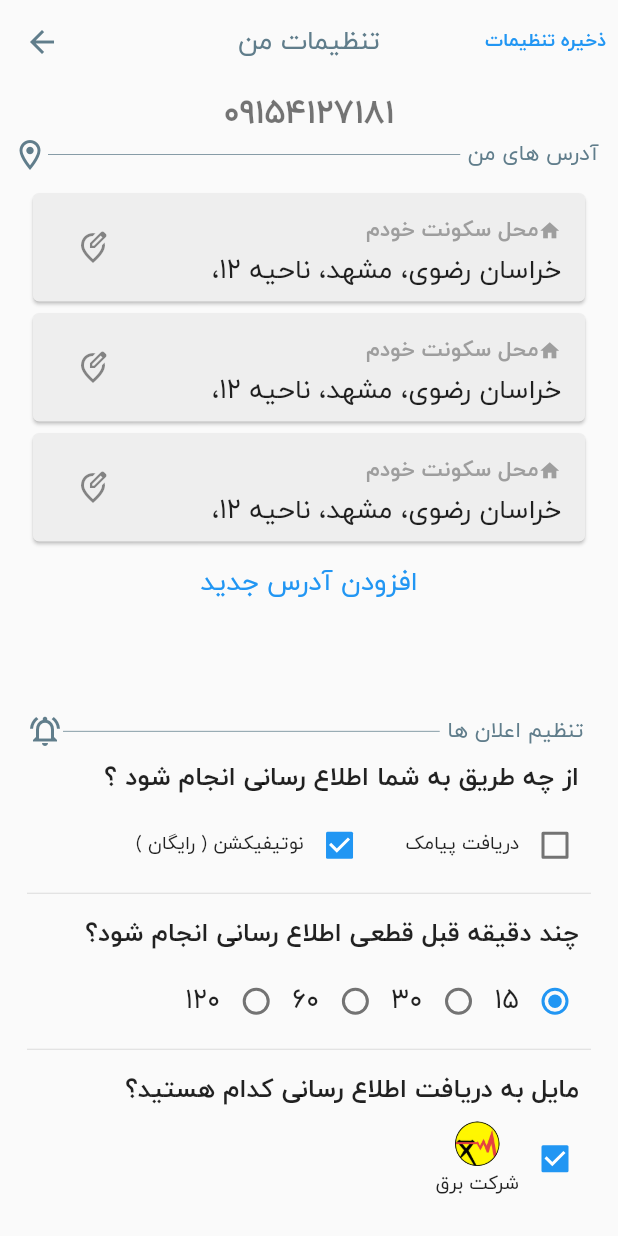
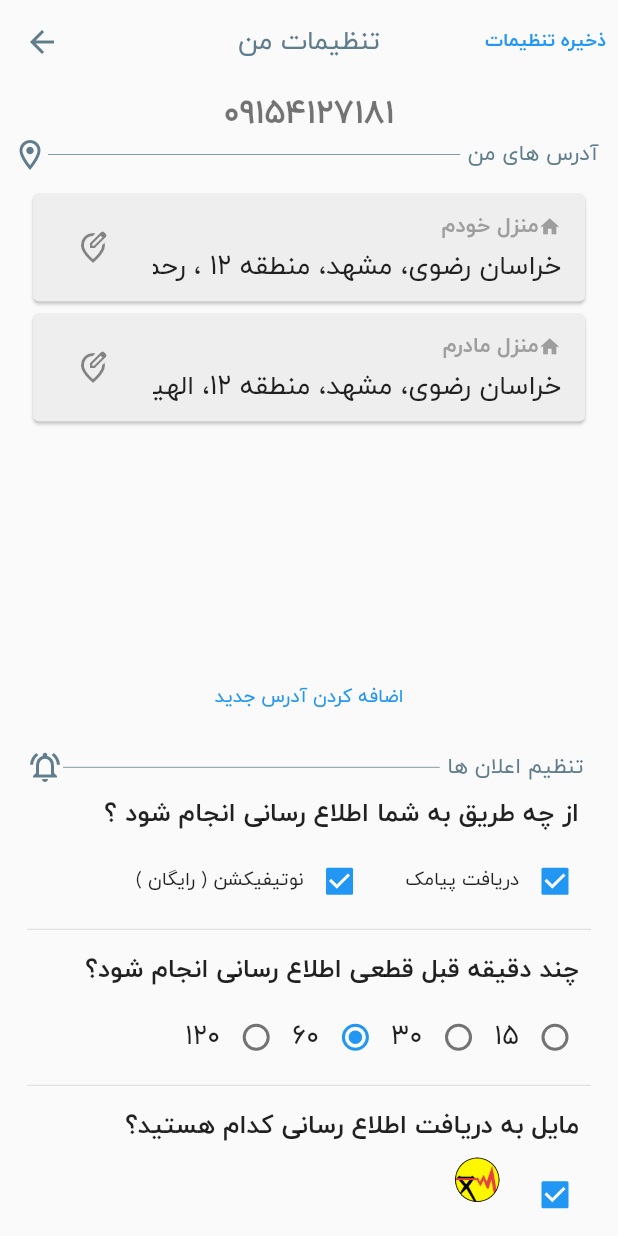
Before and after one commit to salehzarei/TurnOffFront, a Flutter app: the screen it shows after launch, after a tap on the "settings" icon, on a phone screen of 412 x 824 dp. Run offline on Flutter 3.47's test engine with Material 2 defaults, Android fonts, the phone set to English and light mode, and no system bars; drawn by our look-alikes of marquee; our stand-ins replace get, location; missing offline and left inert: persian_number_utility.

Commit message:
تغییرات جدید 12 خرداد

```diff
--- a/lib/GetX/GetController.dart
+++ b/lib/GetX/GetController.dart
@@ -1,16 +1,98 @@
+import 'dart:convert';
+
 import 'package:flutter/cupertino.dart';
 import 'package:flutter/material.dart';
 import 'package:get/get.dart';
 import 'package:persian_number_utility/persian_number_utility.dart';
+import 'package:turnoff/Model/UserProfileModel.dart';
+import 'package:location/location.dart';
+import 'ServerHandler.dart';
 
 class TurnOffController extends GetxController {
   final todayindex = DateTime.now().weekday;
   final isReciveMesseage = false.obs;
   final isReciveNotification = true.obs;
   final reminderTime = 15.obs;
+  final isloadingData = true.obs;
+  final userCurrentLocation = Location().obs;
+  final userData = UserProfile(
+          userphone: "",
+          addresses: [],
+          charge: 0,
+          notetype: [],
+          remindtime: 15,
+          selectedcompany: [],
+          status: false)
+      .obs;
+
+// bool _serviceEnabled;
+// PermissionStatus _permissionGranted;
+// LocationData _locationData;
+
+// _serviceEnabled = await location.serviceEnabled();
+// if (!_serviceEnabled) {
+//   _serviceEnabled = await location.requestService();
+//   if (!_serviceEnabled) {
+//     return;
+//   }
+// }
+
+// _permissionGranted = await location.hasPermission();
+// if (_permissionGranted == PermissionStatus.denied) {
+//   _permissionGranted = await location.requestPermission();
+//   if (_permissionGranted != PermissionStatus.granted) {
+//     return;
+//   }
+// }
+
+// _locationData = await location.getLocation();
 
   void changeRemiderTime(int value) {
     reminderTime(value);
+  }
+
+  @override
+  void onInit() {
+    super.onInit();
+    loadUserData().whenComplete(() => upDateUserSetting());
+  }
+
+  Future loadUserData() async {
+    isloadingData(true);
+    final response = await TurnOffConnect().getUserProfileData();
+    print("Is Loading Data: " + response.toString());
+    // print(UserProfile.fromJson(jsonDecode(response)));
+    userData(UserProfile.fromJson(jsonDecode(response)));
+    isloadingData(false);
+  }
+
+  void upDateUserSetting() {
+    switch (userData.value.remindtime) {
+      case 15:
+        reminderTime(15);
+        break;
+      case 30:
+        reminderTime(30);
+        break;
+      case 60:
+        reminderTime(60);
+        break;
+      case 120:
+        reminderTime(120);
+        break;
+      default:
+    }
+
+    if (userData.value.notetype.contains("notification"))
+      isReciveNotification(true);
+    if (userData.value.notetype.contains("sms")) isReciveMesseage(true);
+  }
+
+  addNewLoaction() async {
+    LocationData _locationData = await userCurrentLocation.value.getLocation();
+    print(_locationData);
+    return Get.defaultDialog(
+        title: 'اضافه کردن آدرس جدید', content: Text("data"));
   }
 
   informationDialog() => Get.defaultDialog(
@@ -21,7 +103,7 @@ class TurnOffController extends GetxController {
         textDirection: TextDirection.rtl,
         child: Container(
           width: Get.width * 0.90,
-          height: Get.height * 0.45,
+          height: Get.height * 0.55,
           child: ListView(
             scrollDirection: Axis.horizontal,
             children: [
--- /dev/null
+++ b/lib/Model/UserProfileModel.dart
@@ -0,0 +1,101 @@
+import 'dart:convert';
+
+UserProfile userProfileFromJson(String str) => UserProfile.fromJson(json.decode(str));
+
+String userProfileToJson(UserProfile data) => json.encode(data.toJson());
+
+class UserProfile {
+    UserProfile({
+        required this.userphone,
+        required this.status,
+        required this.notetype,
+        required this.selectedcompany,
+        required this.charge,
+        required this.remindtime,
+        required this.addresses,
+    });
+
+    String userphone;
+    bool status;
+    List<String> notetype;
+    List<String> selectedcompany;
+    int charge;
+    int remindtime;
+    List<Address> addresses;
+
+    factory UserProfile.fromJson(Map<String, dynamic> json) => UserProfile(
+        userphone: json["userphone"],
+        status: json["status"],
+        notetype: List<String>.from(json["notetype"].map((x) => x)),
+        selectedcompany: List<String>.from(json["selectedcompany"].map((x) => x)),
+        charge: json["charge"],
+        remindtime: json["remindtime"],
+        addresses: List<Address>.from(json["addresses"].map((x) => Address.fromJson(x))),
+    );
+
+    Map<String, dynamic> toJson() => {
+        "userphone": userphone,
+        "status": status,
+        "notetype": List<dynamic>.from(notetype.map((x) => x)),
+        "selectedcompany": List<dynamic>.from(selectedcompany.map((x) => x)),
+        "charge": charge,
+        "remindtime": remindtime,
+        "addresses": List<dynamic>.from(addresses.map((x) => x.toJson())),
+    };
+}
+
+class Address {
+    Address({
+        required this.province,
+        required this.city,
+        required this.local,
+        required this.street,
+        required this.title,
+        required this.location,
+    });
+
+    String province;
+    String city;
+    String local;
+    String street;
+    String title;
+    UserLocation location;
+
+    factory Address.fromJson(Map<String, dynamic> json) => Address(
+        province: json["province"],
+        city: json["city"],
+        local: json["local"],
+        street: json["street"],
+        title: json["title"],
+        location: UserLocation.fromJson(json["location"]),
+    );
+
+    Map<String, dynamic> toJson() => {
+        "province": province,
+        "city": city,
+        "local": local,
+        "street": street,
+        "title": title,
+        "location": location.toJson(),
+    };
+}
+
+class UserLocation {
+    UserLocation({
+        required this.lat,
+        required this.lon,
+    });
+
+    String lat;
+    String lon;
+
+    factory UserLocation.fromJson(Map<String, dynamic> json) => UserLocation(
+        lat: json["lat"],
+        lon: json["lon"],
+    );
+
+    Map<String, dynamic> toJson() => {
+        "lat": lat,
+        "lon": lon,
+    };
+}
--- a/lib/homePage.dart
+++ b/lib/homePage.dart
@@ -10,7 +10,8 @@ class HomePage extends StatelessWidget {
   Widget build(BuildContext context) {
     final TurnOffController c = Get.put(TurnOffController());
 
-    return Scaffold(
+    return GetX<TurnOffController>(
+        builder: (_) => Scaffold(
               appBar: AppBar(
                 backgroundColor: Colors.transparent,
                 elevation: 0.0,
@@ -38,7 +39,9 @@ class HomePage extends StatelessWidget {
                   )
                 ],
               ),
-      body: Directionality(
+              body: c.isloadingData.value ? Center(
+                child: CircularProgressIndicator(),
+              ) : Directionality(
                 textDirection: TextDirection.rtl,
                 child: Padding(
                   padding: const EdgeInsets.all(8.0),
@@ -61,7 +64,7 @@ class HomePage extends StatelessWidget {
                         ],
                       ),
                       Text(
-                '09215204600',
+                        c.userData.value.userphone,
                         style: Get.textTheme.headline1,
                       ),
                       Row(
@@ -98,6 +101,6 @@ class HomePage extends StatelessWidget {
                   ),
                 ),
               ),
-    );
+            ));
   }
 }
--- a/lib/settingPage.dart
+++ b/lib/settingPage.dart
@@ -31,7 +31,7 @@ class SettingPage extends StatelessWidget {
                   child: Column(
                     children: [
                       Text(
-                        '09154127181',
+                        x.userData.value.userphone,
                         style: Get.textTheme.headline1,
                       ),
                       Row(
@@ -60,20 +60,20 @@ class SettingPage extends StatelessWidget {
                               padding: EdgeInsets.symmetric(
                                   vertical: 10, horizontal: 10),
                               // color: Colors.amber,
-                              child: ListView(
-                                physics: BouncingScrollPhysics(),
-                                children: [
-                                  AddressCard(),
-                                  AddressCard(),
-                                  AddressCard(),
-                                  TextButton(
-                                      onPressed: () {},
-                                      child: Text("افزودن آدرس جدید",
-                                          style: TextStyle(
-                                              color: Colors.blue,
-                                              fontSize: 20)))
-                                ],
-                              ))),
+                              child: ListView.builder(
+                                  physics: BouncingScrollPhysics(),
+                                  itemCount: x.userData.value.addresses.length,
+                                  itemBuilder: (context, index) {
+                                    return AddressCard(
+                                      userAddress:
+                                          x.userData.value.addresses[index],
+                                    );
+                                  }))),
+                      Visibility(
+                        visible: x.userData.value.addresses.length < 4,
+                          child: TextButton(
+                              onPressed: () => x.addNewLoaction(),
+                              child: Text("اضافه کردن آدرس جدید"))),
                       Expanded(
                           flex: 3,
                           child: Container(
@@ -145,8 +145,8 @@ class SettingPage extends StatelessWidget {
                                       Radio(
                                           value: 15,
                                           groupValue: x.reminderTime.value,
-                                          onChanged: (v)=> x.changeRemiderTime(15)
-                                          ),
+                                          onChanged: (v) =>
+                                              x.changeRemiderTime(15)),
                                       Text(
                                         '15',
                                         style: TextStyle(fontSize: 20),
@@ -154,19 +154,22 @@ class SettingPage extends StatelessWidget {
                                       Radio(
                                           value: 30,
                                           groupValue: x.reminderTime.value,
-                                          onChanged: (v)=>x.changeRemiderTime(30)),
+                                          onChanged: (v) =>
+                                              x.changeRemiderTime(30)),
                                       Text('30',
                                           style: TextStyle(fontSize: 20)),
                                       Radio(
                                           value: 60,
                                           groupValue: x.reminderTime.value,
-                                          onChanged: (v)=>x.changeRemiderTime(60)),
+                                          onChanged: (v) =>
+                                              x.changeRemiderTime(60)),
                                       Text('60',
                                           style: TextStyle(fontSize: 20)),
                                       Radio(
                                           value: 120,
                                           groupValue: x.reminderTime.value,
-                                          onChanged: (v)=>x.changeRemiderTime(120)),
+                                          onChanged: (v) =>
+                                              x.changeRemiderTime(120)),
                                       Text('120',
                                           style: TextStyle(fontSize: 20)),
                                     ],
--- a/lib/widget/AddressCard.dart
+++ b/lib/widget/AddressCard.dart
@@ -1,13 +1,17 @@
 import 'package:flutter/material.dart';
 import 'package:get/get.dart';
+import 'package:marquee/marquee.dart';
+import 'package:turnoff/Model/UserProfileModel.dart';
 
 class AddressCard extends StatelessWidget {
+  final Address userAddress;
+
+  const AddressCard({required this.userAddress});
   @override
   Widget build(BuildContext context) {
     return Card(
       color: Colors.grey.shade200,
       child: ListTile(
-
           title: Row(
             children: [
               Icon(
@@ -16,19 +20,28 @@ class AddressCard extends StatelessWidget {
                 size: 15,
               ),
               Text(
-                'محل سکونت خودم',
+                userAddress.title,
                 style: Get.textTheme.headline3,
               ),
               Spacer(),
             ],
           ),
           subtitle: Padding(
-            padding: const EdgeInsets.only(top:8.0),
-            child: Text(
-              'خراسان رضوی، مشهد، ناحیه 12، رحمانیه 19، کوچه فرعی',
-              style: Get.textTheme.headline6,
-              overflow: TextOverflow.clip,
-              maxLines: 1,
+            padding: const EdgeInsets.only(top: 8.0),
+            child: Container(
+              width: Get.width,
+              height: 20,
+              child: Marquee(
+                text: '${userAddress.province}، ${userAddress.city}، ${userAddress.local} ، ${userAddress.street}',
+                style: Get.textTheme.headline6,
+                crossAxisAlignment: CrossAxisAlignment.start,
+               // blankSpace: 5.0,
+               // pauseAfterRound: Duration(seconds: 1),
+               // startPadding: 10.0,
+                blankSpace: Get.width * 0.20,
+                velocity: -15,
+
+              ),
             ),
           ),
           trailing: IconButton(
--- a/pubspec.yaml
+++ b/pubspec.yaml
@@ -30,6 +30,8 @@ dependencies:
   cupertino_icons: ^1.0.2
   get: ^4.1.4
   persian_number_utility: ^0.3.2
+  marquee: ^2.1.0
+  location: ^4.1.1
 
 dev_dependencies:
   flutter_test:
@@ -49,6 +51,7 @@ flutter:
   # To add assets to your application, add an assets section, like this:
   assets:
     - assets/images/
+    - assets/json/userprofilesample.json
   #   - images/a_dot_ham.jpeg
 
   # An image asset can refer to one or more resolution-specific "variants", see
```
Also changed, not shown: assets/json/userprofilesample.json (added, +38 -0 lines), pubspec.lock. Lines whose indentation alone changed are shown as unchanged.
